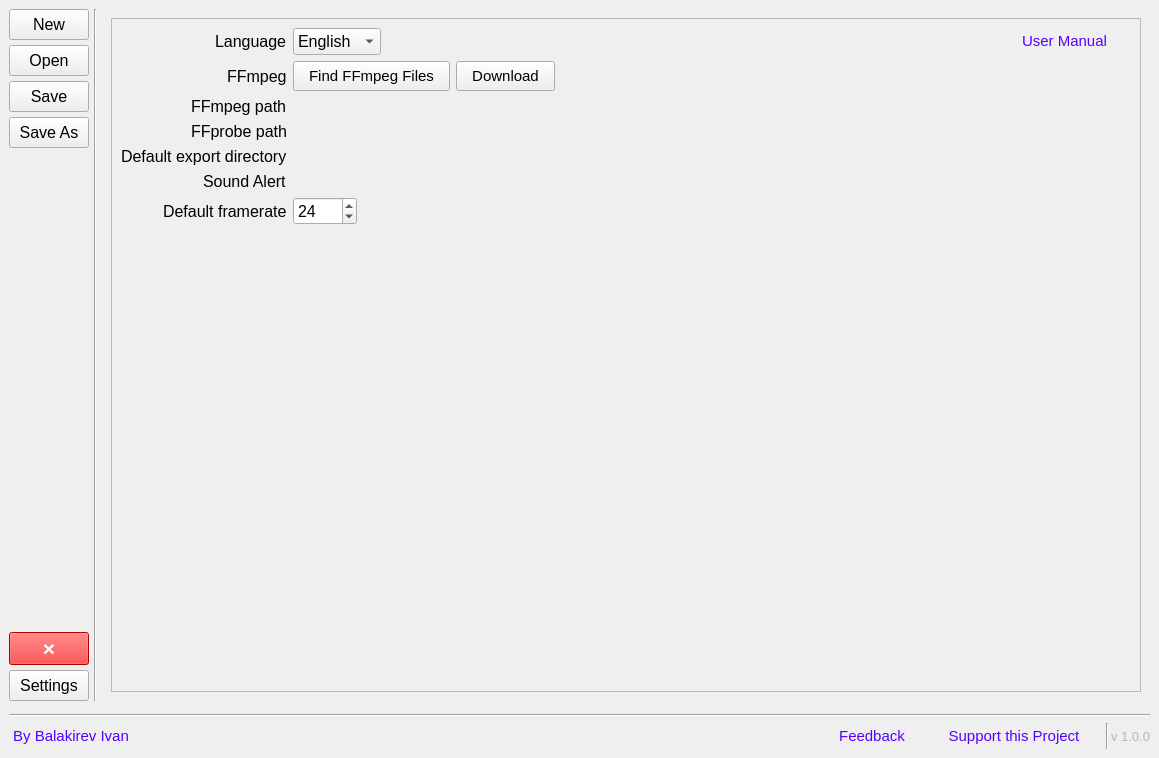
Old version of the form Forms/main_window.ui in the repository iron-mesh/gif_builder.
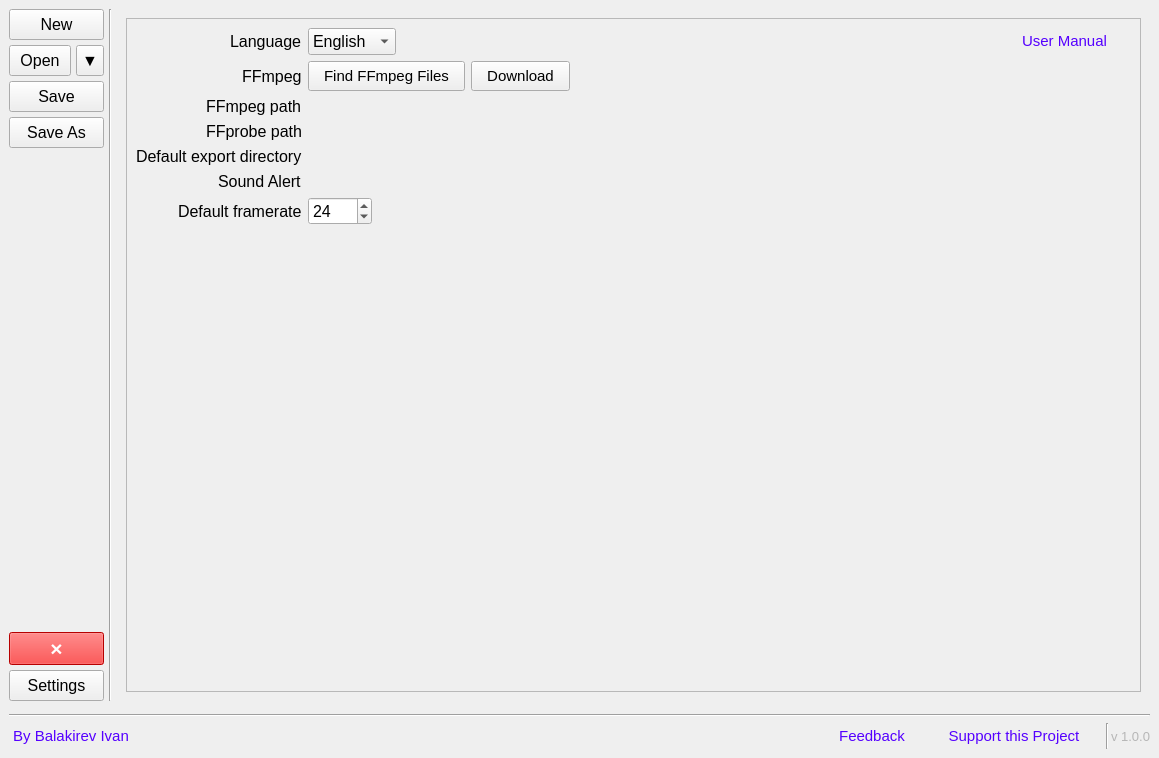
New version of the form. The open tabs and pages were chosen to show the change. Custom widgets are drawn as their Qt base class.

```diff
--- a/Forms/main_window.ui
+++ b/Forms/main_window.ui
@@ -90,6 +90,8 @@
          </widget>
         </item>
         <item>
+         <layout class="QHBoxLayout" name="horizontalLayout_6">
+          <item>
          <widget class="QPushButton" name="open_button">
           <property name="sizePolicy">
            <sizepolicy hsizetype="Minimum" vsizetype="Fixed">
@@ -106,7 +108,7 @@
            <string>&lt;html&gt;&lt;head/&gt;&lt;body&gt;&lt;p&gt;Open existing project&lt;/p&gt;&lt;p&gt;&lt;span style=&quot; font-weight:600;&quot;&gt;Ctrl+O&lt;/span&gt;&lt;/p&gt;&lt;/body&gt;&lt;/html&gt;</string>
           </property>
           <property name="styleSheet">
-           <string notr="true">padding:5px 5px 5px 5px;</string>
+             <string notr="true">padding:5px 10px 5px 10px;</string>
           </property>
           <property name="locale">
            <locale language="English" country="UnitedKingdom"/>
@@ -120,6 +122,29 @@
          </widget>
         </item>
         <item>
+           <widget class="QPushButton" name="open_resent_button">
+            <property name="sizePolicy">
+             <sizepolicy hsizetype="Minimum" vsizetype="Fixed">
+              <horstretch>0</horstretch>
+              <verstretch>0</verstretch>
+             </sizepolicy>
+            </property>
+            <property name="font">
+             <font>
+              <pointsize>12</pointsize>
+             </font>
+            </property>
+            <property name="styleSheet">
+             <string notr="true">padding:5px 5px 5px 5px;</string>
+            </property>
+            <property name="text">
+             <string>▼</string>
+            </property>
+           </widget>
+          </item>
+         </layout>
+        </item>
+        <item>
          <widget class="QPushButton" name="save_button">
           <property name="sizePolicy">
            <sizepolicy hsizetype="Minimum" vsizetype="Fixed">
@@ -1376,7 +1401,7 @@
                 <rect>
                  <x>0</x>
                  <y>0</y>
-                 <width>1027</width>
+                 <width>1006</width>
                  <height>665</height>
                 </rect>
                </property>
```
Left out of the diff: 3 changed lines with no effect on the pictures. Lines whose indentation alone changed are shown as unchanged.
